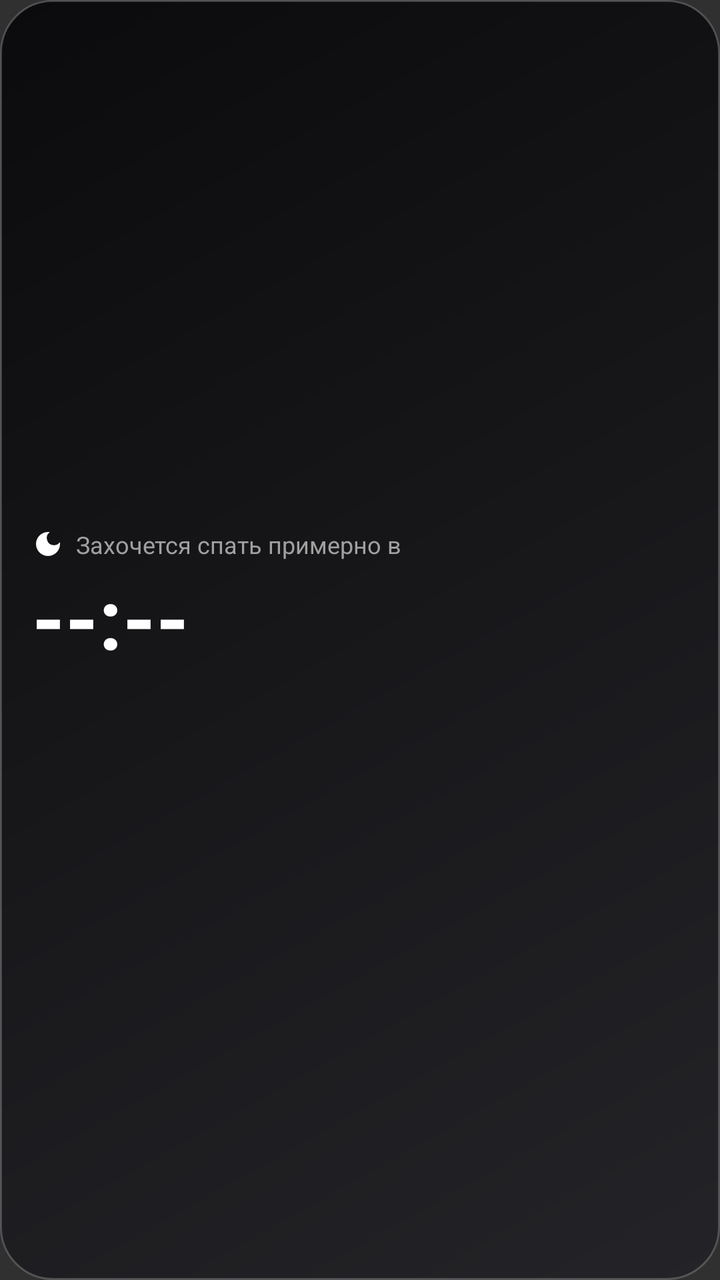
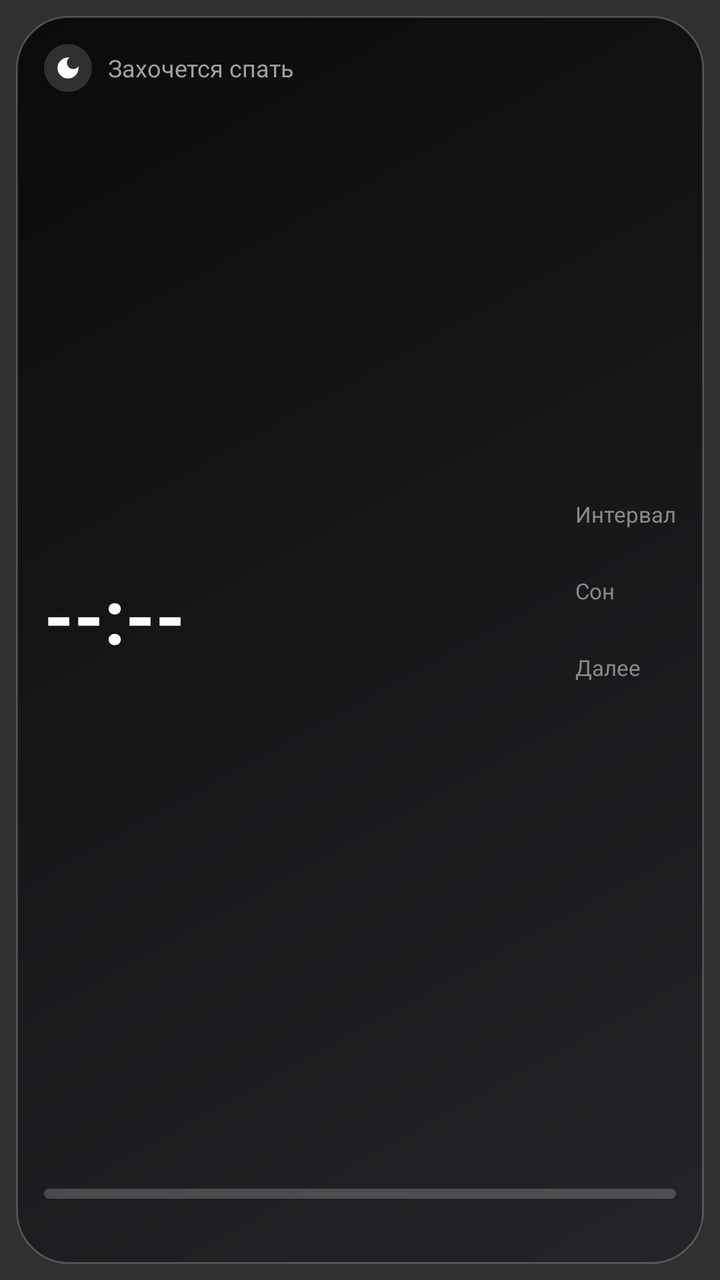

An Android layout rendered at two revisions. The XML below is the earlier revision; the diff shows what the commit changed to produce the second picture.
<!-- AndroidManifest.xml: application theme android:Theme.Material.NoActionBar -->
<!-- res/layout/widget_sleep.xml -->
<?xml version="1.0" encoding="utf-8"?>
<LinearLayout xmlns:android="http://schemas.android.com/apk/res/android"
    android:id="@+id/w_root"
    android:layout_width="match_parent"
    android:layout_height="match_parent"
    android:background="@drawable/widget_bg"
    android:gravity="center_vertical"
    android:orientation="vertical"
    android:padding="16dp">

    <LinearLayout
        android:layout_width="wrap_content"
        android:layout_height="wrap_content"
        android:gravity="center_vertical"
        android:orientation="horizontal">

        <ImageView
            android:layout_width="16dp"
            android:layout_height="16dp"
            android:src="@drawable/ic_notify" />

        <TextView
            android:layout_width="wrap_content"
            android:layout_height="wrap_content"
            android:layout_marginStart="6dp"
            android:text="Захочется спать примерно в"
            android:textColor="#A0A0A0"
            android:textSize="12sp" />
    </LinearLayout>

    <TextView
        android:id="@+id/w_time"
        android:layout_width="wrap_content"
        android:layout_height="wrap_content"
        android:text="--:--"
        android:textColor="#FFFFFF"
        android:textSize="42sp"
        android:textStyle="bold" />

    <TextView
        android:id="@+id/w_sub"
        android:layout_width="wrap_content"
        android:layout_height="wrap_content"
        android:textColor="#E0E0E0"
        android:textSize="14sp" />

    <TextView
        android:id="@+id/w_note"
        android:layout_width="wrap_content"
        android:layout_height="wrap_content"
        android:layout_marginTop="4dp"
        android:textColor="#8A8A8A"
        android:textSize="12sp" />
</LinearLayout>
<!-- resources referenced by this layout -->
<resources>
  <!-- drawable ic_notify (drawable) -->
  <vector xmlns:android="http://schemas.android.com/apk/res/android"
      android:width="24dp"
      android:height="24dp"
      android:viewportWidth="24"
      android:viewportHeight="24">
      <path
          android:fillColor="#FFFFFF"
          android:pathData="M12,3a9,9 0 1,0 9,9c0,-0.46 -0.04,-0.92 -0.1,-1.36a5.389,5.389 0 0,1 -4.4,2.26 5.403,5.403 0 0,1 -3.14,-9.8c-0.44,-0.06 -0.9,-0.1 -1.36,-0.1z" />
  </vector>
  <!-- drawable widget_bg (drawable) -->
  <?xml version="1.0" encoding="utf-8"?>
  <shape xmlns:android="http://schemas.android.com/apk/res/android"
      android:shape="rectangle">
      <gradient
          android:angle="135"
          android:endColor="#0B0B0D"
          android:startColor="#242428"
          android:type="linear" />
      <corners android:radius="26dp" />
      <stroke
          android:width="1dp"
          android:color="#33FFFFFF" />
  </shape>
</resources>

<!-- the commit's change to res/layout/widget_sleep.xml (unified diff, before → after) -->
@@ -1,54 +1,170 @@
 <?xml version="1.0" encoding="utf-8"?>
-<LinearLayout xmlns:android="http://schemas.android.com/apk/res/android"
-    android:id="@+id/w_root"
+<FrameLayout xmlns:android="http://schemas.android.com/apk/res/android"
     android:layout_width="match_parent"
     android:layout_height="match_parent"
-    android:background="@drawable/widget_bg"
-    android:gravity="center_vertical"
-    android:orientation="vertical"
-    android:padding="16dp">
+    android:padding="8dp">
 
     <LinearLayout
-        android:layout_width="wrap_content"
-        android:layout_height="wrap_content"
-        android:gravity="center_vertical"
-        android:orientation="horizontal">
+        android:id="@+id/w_root"
+        android:layout_width="match_parent"
+        android:layout_height="match_parent"
+        android:background="@drawable/widget_bg"
+        android:orientation="vertical"
+        android:padding="14dp">
 
-        <ImageView
-            android:layout_width="16dp"
-            android:layout_height="16dp"
-            android:src="@drawable/ic_notify" />
+        <LinearLayout
+            android:layout_width="match_parent"
+            android:layout_height="0dp"
+            android:layout_weight="1"
+            android:orientation="horizontal">
 
-        <TextView
-            android:layout_width="wrap_content"
+            <LinearLayout
+                android:layout_width="0dp"
+                android:layout_height="match_parent"
+                android:layout_weight="1"
+                android:orientation="vertical">
+
+                <LinearLayout
+                    android:layout_width="wrap_content"
+                    android:layout_height="wrap_content"
+                    android:gravity="center_vertical"
+                    android:orientation="horizontal">
+
+                    <FrameLayout
+                        android:layout_width="24dp"
+                        android:layout_height="24dp"
+                        android:background="@drawable/widget_chip">
+
+                        <ImageView
+                            android:layout_width="14dp"
+                            android:layout_height="14dp"
+                            android:layout_gravity="center"
+                            android:src="@drawable/ic_notify" />
+                    </FrameLayout>
+
+                    <TextView
+                        android:layout_width="wrap_content"
+                        android:layout_height="wrap_content"
+                        android:layout_marginStart="8dp"
+                        android:text="Захочется спать"
+                        android:textColor="#A0A0A0"
+                        android:textSize="12sp" />
+                </LinearLayout>
+
+                <TextView
+                    android:id="@+id/w_time"
+                    android:layout_width="wrap_content"
+                    android:layout_height="0dp"
+                    android:layout_weight="1"
+                    android:gravity="center_vertical"
+                    android:text="--:--"
+                    android:textColor="#FFFFFF"
+                    android:textSize="38sp"
+                    android:textStyle="bold" />
+
+                <TextView
+                    android:id="@+id/w_sub"
+                    android:layout_width="wrap_content"
+                    android:layout_height="wrap_content"
+                    android:maxLines="1"
+                    android:textColor="#E8E8E8"
+                    android:textSize="13sp" />
+            </LinearLayout>
+
+            <LinearLayout
+                android:layout_width="wrap_content"
+                android:layout_height="match_parent"
+                android:layout_marginStart="10dp"
+                android:gravity="center_vertical"
+                android:orientation="vertical">
+
+                <TextView
+                    android:layout_width="wrap_content"
+                    android:layout_height="wrap_content"
+                    android:text="Интервал"
+                    android:textColor="#8A8A8A"
+                    android:textSize="11sp" />
+
+                <TextView
+                    android:id="@+id/w_v1"
+                    android:layout_width="wrap_content"
+                    android:layout_height="wrap_content"
+                    android:layout_marginBottom="6dp"
+                    android:maxLines="1"
+                    android:textColor="#FFFFFF"
+                    android:textSize="13sp"
+                    android:textStyle="bold" />
+
+                <TextView
+                    android:layout_width="wrap_content"
+                    android:layout_height="wrap_content"
+                    android:text="Сон"
+                    android:textColor="#8A8A8A"
+                    android:textSize="11sp" />
+
+                <TextView
+                    android:id="@+id/w_v2"
+                    android:layout_width="wrap_content"
+                    android:layout_height="wrap_content"
+                    android:layout_marginBottom="6dp"
+                    android:maxLines="1"
+                    android:textColor="#FFFFFF"
+                    android:textSize="13sp"
+                    android:textStyle="bold" />
+
+                <TextView
+                    android:layout_width="wrap_content"
+                    android:layout_height="wrap_content"
+                    android:text="Далее"
+                    android:textColor="#8A8A8A"
+                    android:textSize="11sp" />
+
+                <TextView
+                    android:id="@+id/w_v3"
+                    android:layout_width="wrap_content"
+                    android:layout_height="wrap_content"
+                    android:maxLines="1"
+                    android:textColor="#FFFFFF"
+                    android:textSize="13sp"
+                    android:textStyle="bold" />
+            </LinearLayout>
+        </LinearLayout>
+
+        <ProgressBar
+            android:id="@+id/w_bar"
+            style="?android:attr/progressBarStyleHorizontal"
+            android:layout_width="match_parent"
+            android:layout_height="5dp"
+            android:layout_marginTop="8dp"
+            android:indeterminate="false"
+            android:max="100"
+            android:maxHeight="5dp"
+            android:minHeight="5dp"
+            android:progress="0"
+            android:progressDrawable="@drawable/widget_progress" />
+
+        <LinearLayout
+            android:layout_width="match_parent"
             android:layout_height="wrap_content"
-            android:layout_marginStart="6dp"
-            android:text="Захочется спать примерно в"
-            android:textColor="#A0A0A0"
-            android:textSize="12sp" />
+            android:layout_marginTop="4dp"
+            android:orientation="horizontal">
+
+            <TextView
+                android:id="@+id/w_from"
+                android:layout_width="0dp"
+                android:layout_height="wrap_content"
+                android:layout_weight="1"
+                android:maxLines="1"
+                android:textColor="#8A8A8A"
+                android:textSize="11sp" />
+
+            <TextView
+                android:id="@+id/w_to"
+                android:layout_width="wrap_content"
+                android:layout_height="wrap_content"
+                android:maxLines="1"
+                android:textColor="#8A8A8A"
+                android:textSize="11sp" />
+        </LinearLayout>
     </LinearLayout>
-
-    <TextView
-        android:id="@+id/w_time"
-        android:layout_width="wrap_content"
-        android:layout_height="wrap_content"
-        android:text="--:--"
-        android:textColor="#FFFFFF"
-        android:textSize="42sp"
-        android:textStyle="bold" />
-
-    <TextView
-        android:id="@+id/w_sub"
-        android:layout_width="wrap_content"
-        android:layout_height="wrap_content"
-        android:textColor="#E0E0E0"
-        android:textSize="14sp" />
-
-    <TextView
-        android:id="@+id/w_note"
-        android:layout_width="wrap_content"
-        android:layout_height="wrap_content"
-        android:layout_marginTop="4dp"
-        android:textColor="#8A8A8A"
-        android:textSize="12sp" />
-</LinearLayout>
+</FrameLayout>
<!-- resource entries referenced after the edit -->
@@ -24,5 +24,29 @@
           android:width="1dp"
           android:color="#33FFFFFF" />
   </shape>
+  <!-- drawable widget_chip (drawable) -->
+  <?xml version="1.0" encoding="utf-8"?>
+  <shape xmlns:android="http://schemas.android.com/apk/res/android"
+      android:shape="oval">
+      <solid android:color="#26FFFFFF" />
+  </shape>
+  <!-- drawable widget_progress (drawable) -->
+  <?xml version="1.0" encoding="utf-8"?>
+  <layer-list xmlns:android="http://schemas.android.com/apk/res/android">
+      <item android:id="@android:id/background">
+          <shape android:shape="rectangle">
+              <corners android:radius="4dp" />
+              <solid android:color="#33FFFFFF" />
+          </shape>
+      </item>
+      <item android:id="@android:id/progress">
+          <clip>
+              <shape android:shape="rectangle">
+                  <corners android:radius="4dp" />
+                  <solid android:color="#FFFFFF" />
+              </shape>
+          </clip>
+      </item>
+  </layer-list>
 </resources>
 
